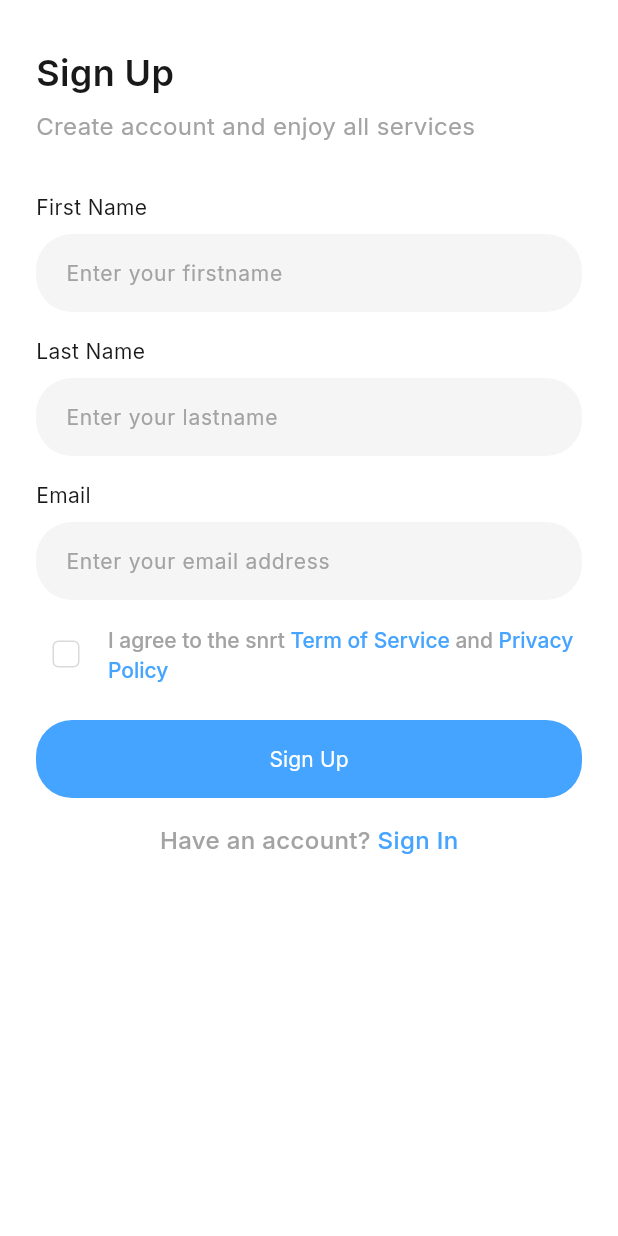
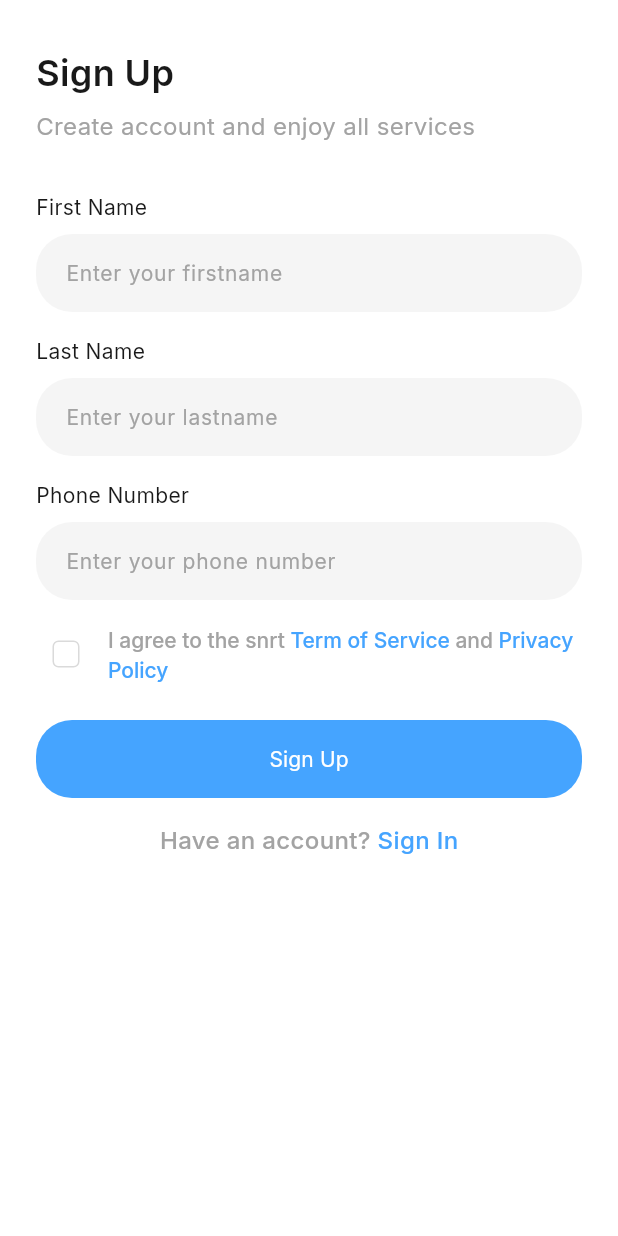
Before and after one commit to SoufianeJm/trend_ai, a Flutter app: the screen it shows after launch, on a phone screen of 412 x 824 dp. Run offline on Flutter 3.47's test engine with Material 3 defaults, Android fonts, the phone set to English and light mode, and no system bars.

Commit message:
feat(ui): switch from email to phone number

```diff
--- a/client/lib/features/auth/view/pages/signup_page.dart
+++ b/client/lib/features/auth/view/pages/signup_page.dart
@@ -17,7 +17,7 @@ class _SignupPageState extends State<SignupPage> {
 
   final TextEditingController _firstNameController = TextEditingController();
   final TextEditingController _lastNameController = TextEditingController();
-  final TextEditingController _emailController = TextEditingController();
+  final TextEditingController _phoneController = TextEditingController();
 
   bool _agreedToTerms = false;
 
@@ -72,12 +72,12 @@ class _SignupPageState extends State<SignupPage> {
                       ),
                       const SizedBox(height: 16),
                       CustomField(
-                        label: 'Email',
-                        hintText: 'Enter your email address',
-                        controller: _emailController,
-                        keyboardType: TextInputType.emailAddress,
+                        label: 'Phone Number',
+                        hintText: 'Enter your phone number',
+                        controller: _phoneController,
+                        keyboardType: TextInputType.phone,
                         validator: (value) => value == null || value.isEmpty
-                            ? 'Email is required'
+                            ? 'Phone number is required'
                             : null,
                       ),
                       const SizedBox(height: 16),
```
